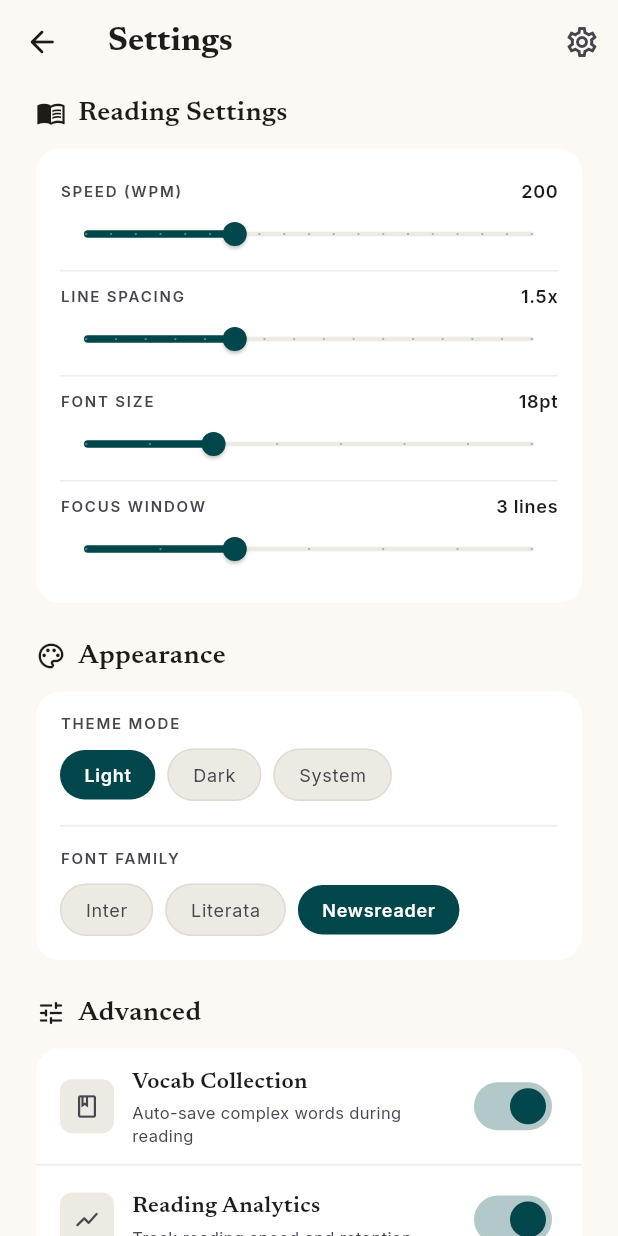
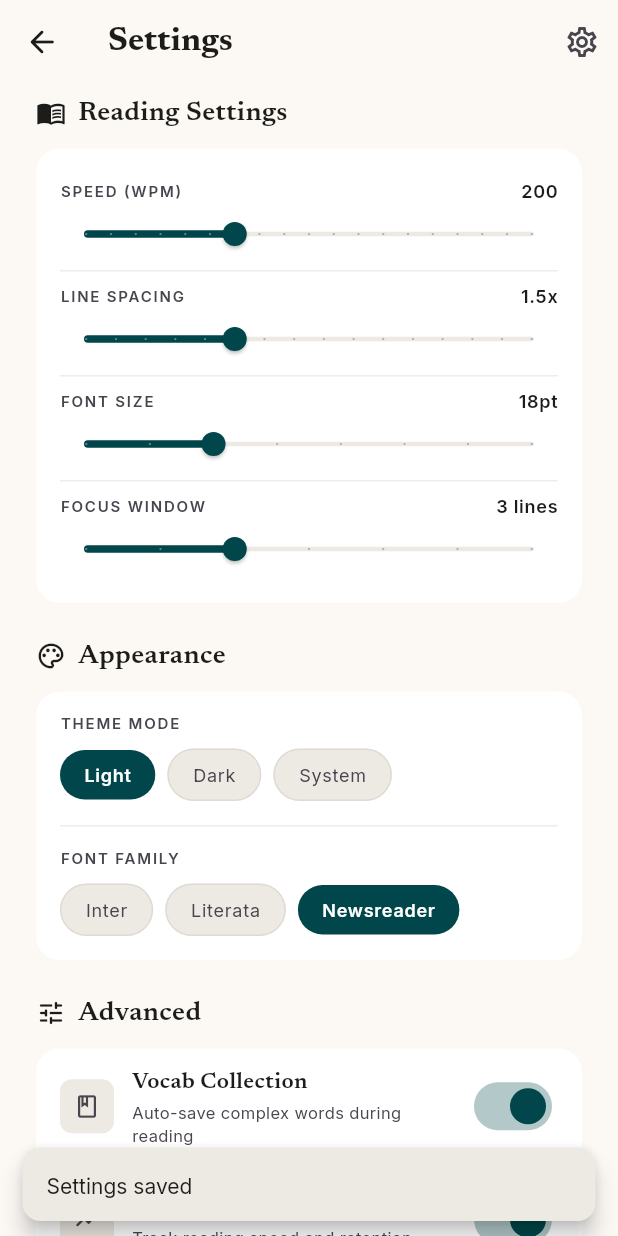
Before and after one commit to henry-azer/readline-app, a Flutter app: the SettingsScreen screen opened by its route, after a tap on "Light", on a phone screen of 412 x 824 dp. Run offline on Flutter 3.47's test engine with Material 3 defaults, Android fonts, the light colour scheme and no system bars; our stand-ins replace file_picker, freezed_annotation, get_it, go_router, google_fonts, hive and 2 more; missing offline and left inert: syncfusion_flutter_pdf; accounts and stored records are empty.

Commit message:
refactor: settings screen — duration token, save confirmation snackbar

```diff
--- a/lib/presentation/settings/screens/settings_screen.dart
+++ b/lib/presentation/settings/screens/settings_screen.dart
@@ -4,6 +4,7 @@ import 'package:read_it/core/extensions/context_extensions.dart';
 import 'package:read_it/core/localization/app_localization.dart';
 import 'package:read_it/core/localization/app_strings.dart';
 import 'package:read_it/core/theme/app_colors.dart';
+import 'package:read_it/core/theme/app_durations.dart';
 import 'package:read_it/core/theme/app_spacing.dart';
 import 'package:read_it/core/theme/app_typography.dart';
 import 'package:read_it/data/models/user_preferences_model.dart';
@@ -22,12 +23,25 @@ class SettingsScreen extends StatefulWidget {
 
 class _SettingsScreenState extends State<SettingsScreen> {
   late final SettingsViewModel _viewModel;
+  bool _wasSaving = false;
 
   @override
   void initState() {
     super.initState();
     _viewModel = SettingsViewModel();
     _viewModel.init();
+    _viewModel.isSaving$.listen((saving) {
+      if (_wasSaving && !saving && mounted) {
+        ScaffoldMessenger.of(context).clearSnackBars();
+        ScaffoldMessenger.of(context).showSnackBar(
+          const SnackBar(
+            content: Text('Settings saved'),
+            duration: Duration(seconds: 2),
+          ),
+        );
+      }
+      _wasSaving = saving;
+    });
   }
 
   @override
@@ -67,7 +81,7 @@ class _SettingsScreenState extends State<SettingsScreen> {
             builder: (context, snap) {
               final saving = snap.data == true;
               return AnimatedSwitcher(
-                duration: const Duration(milliseconds: 250),
+                duration: AppDurations.normal,
                 child: saving
                     ? Padding(
                         key: const ValueKey('saving'),
```
